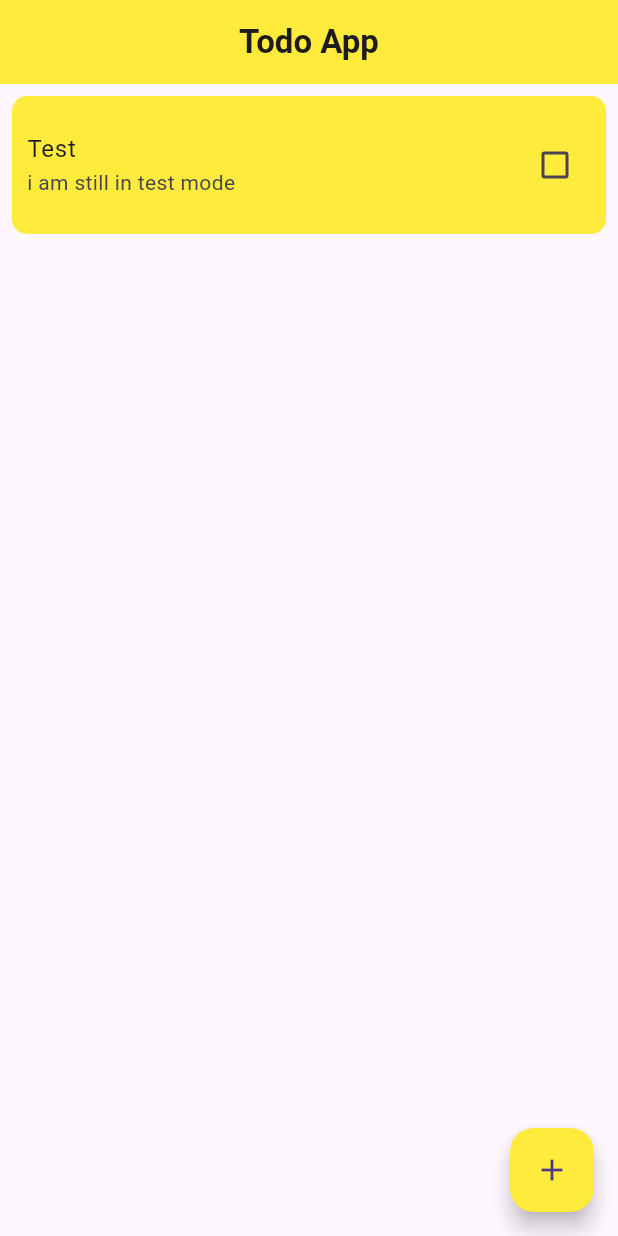
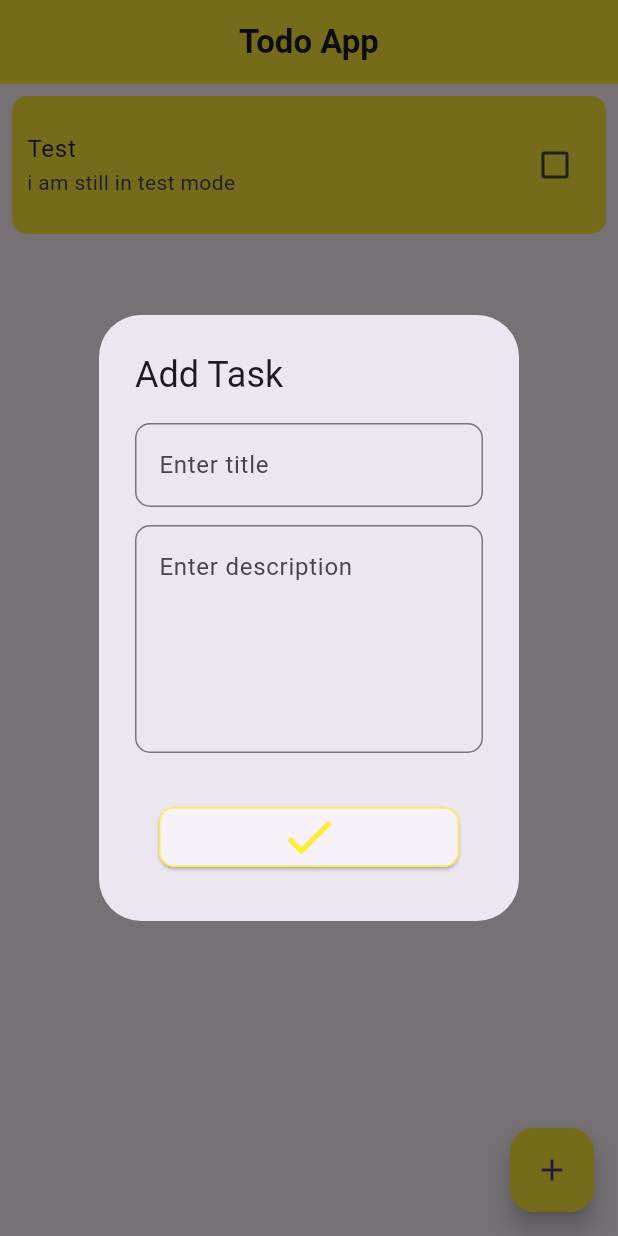
Before and after one commit to Ahmed-Mamdouh-Elattar/simple_todo_app, a Flutter app: the screen it shows after launch, after a tap on the "add" icon, on a phone screen of 412 x 824 dp. Run offline on Flutter 3.47's test engine with Material 3 defaults, Android fonts, the phone set to English and light mode, and no system bars.

Commit message:
creating dialog for add task

```diff
--- /dev/null
+++ b/lib/helper/show_dialog_function.dart
@@ -0,0 +1,38 @@
+import 'package:flutter/material.dart';
+import 'package:simple_todo_app/widgets/custom_text_button.dart';
+import 'package:simple_todo_app/widgets/custom_text_field.dart';
+
+dialogForAddTask(BuildContext context) {
+  showDialog(
+    context: context,
+    builder: (context) {
+      return AlertDialog(
+        scrollable: true,
+        title: const Text("Add Task"),
+        content: Column(
+          mainAxisSize: MainAxisSize.min,
+          children: [
+            CustomTextField(
+              onSaved: (value) {},
+              hint: "Enter title",
+              maxLines: 1,
+            ),
+            Padding(
+              padding: const EdgeInsets.only(top: 12),
+              child: CustomTextField(
+                onSaved: (value) {},
+                hint: "Enter description",
+                maxLines: 5,
+              ),
+            ),
+          ],
+        ),
+        actions: [
+          CustomTextButton(
+            onPressed: () {},
+          )
+        ],
+      );
+    },
+  );
+}
--- a/lib/views/home_view.dart
+++ b/lib/views/home_view.dart
@@ -1,4 +1,6 @@
 import 'package:flutter/material.dart';
+import 'package:simple_todo_app/helper/show_dialog_function.dart';
+
 import 'package:simple_todo_app/widgets/task_card.dart';
 
 class HomeView extends StatelessWidget {
@@ -17,9 +19,11 @@ class HomeView extends StatelessWidget {
       ),
       body: const TaskCard(),
       floatingActionButton: FloatingActionButton(
-        onPressed: () {},
-        child: Icon(Icons.add),
+        onPressed: () {
+          dialogForAddTask(context);
+        },
         backgroundColor: Theme.of(context).cardColor,
+        child: const Icon(Icons.add),
       ),
     );
   }
--- /dev/null
+++ b/lib/widgets/custom_text_button.dart
@@ -0,0 +1,31 @@
+import 'package:flutter/material.dart';
+
+class CustomTextButton extends StatelessWidget {
+  const CustomTextButton({
+    super.key,
+    required this.onPressed,
+  });
+  final void Function()? onPressed;
+  @override
+  Widget build(BuildContext context) {
+    return TextButton(
+      onPressed: onPressed,
+      child: Card(
+        shape: RoundedRectangleBorder(
+            side: BorderSide(
+                color: Theme.of(context).cardColor, style: BorderStyle.solid),
+            borderRadius: BorderRadius.circular(10)),
+        child: Row(
+          mainAxisAlignment: MainAxisAlignment.center,
+          children: [
+            Icon(
+              Icons.check,
+              size: 40,
+              color: Theme.of(context).cardColor,
+            ),
+          ],
+        ),
+      ),
+    );
+  }
+}
--- /dev/null
+++ b/lib/widgets/custom_text_field.dart
@@ -0,0 +1,37 @@
+import 'package:flutter/material.dart';
+
+class CustomTextField extends StatelessWidget {
+  const CustomTextField({
+    super.key,
+    required this.hint,
+    required this.maxLines,
+    required this.onSaved,
+    this.validator,
+  });
+  final String hint;
+  final int maxLines;
+  final void Function(String?)? onSaved;
+  final String? Function(String?)? validator;
+  @override
+  Widget build(BuildContext context) {
+    return TextFormField(
+      validator: validator,
+      onSaved: onSaved,
+      maxLines: maxLines,
+      decoration: InputDecoration(
+        hintText: hint,
+        border: const OutlineInputBorder(
+          borderRadius: BorderRadius.all(
+            Radius.circular(10),
+          ),
+        ),
+        focusedBorder: OutlineInputBorder(
+          borderSide: BorderSide(color: Theme.of(context).cardColor),
+          borderRadius: const BorderRadius.all(
+            Radius.circular(10),
+          ),
+        ),
+      ),
+    );
+  }
+}
```
